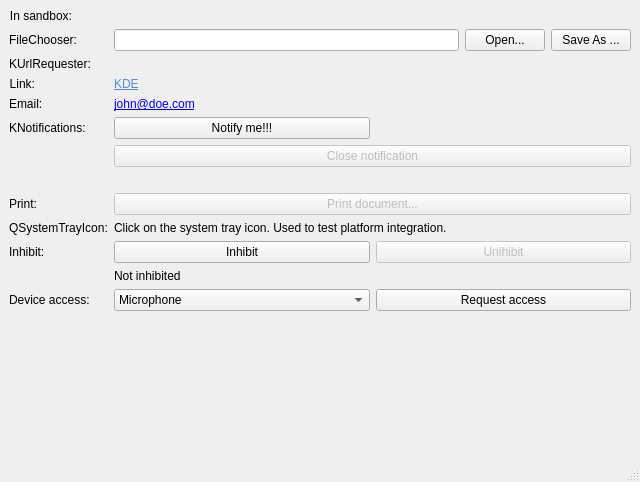
First picture: the form in src/portaltest.ui, repository KDE/xdg-portal-test-kde, before the edit.
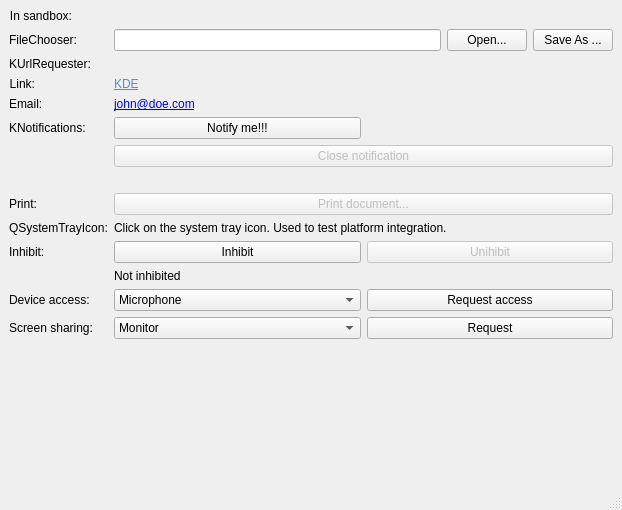
Second picture: the form after the edit. Custom widgets are drawn as their Qt base class.

```diff
--- a/src/portaltest.ui
+++ b/src/portaltest.ui
@@ -6,8 +6,8 @@
    <rect>
     <x>0</x>
     <y>0</y>
-    <width>640</width>
-    <height>482</height>
+    <width>622</width>
+    <height>510</height>
    </rect>
   </property>
   <property name="windowTitle">
@@ -274,15 +274,47 @@
       </item>
      </layout>
     </item>
-    <item row="13" column="0" colspan="2">
+    <item row="13" column="0">
+     <widget class="QLabel" name="label_13">
+      <property name="text">
+       <string>Screen sharing:</string>
+      </property>
+     </widget>
+    </item>
+    <item row="13" column="1">
+     <layout class="QHBoxLayout" name="horizontalLayout_5">
+      <item>
+       <widget class="QComboBox" name="screenShareCombobox">
+        <item>
+         <property name="text">
+          <string>Monitor</string>
+         </property>
+        </item>
+        <item>
+         <property name="text">
+          <string>Window</string>
+         </property>
+        </item>
+       </widget>
+      </item>
+      <item>
+       <widget class="QPushButton" name="screenShareButton">
+        <property name="text">
+         <string>Request</string>
+        </property>
+       </widget>
+      </item>
+     </layout>
+    </item>
+    <item row="14" column="1">
      <spacer name="verticalSpacer">
       <property name="orientation">
        <enum>Qt::Vertical</enum>
       </property>
       <property name="sizeHint" stdset="0">
        <size>
-        <width>28</width>
-        <height>382</height>
+        <width>25</width>
+        <height>13</height>
        </size>
       </property>
      </spacer>
```
Left out of the diff: 3 changed lines with no effect on the pictures.
